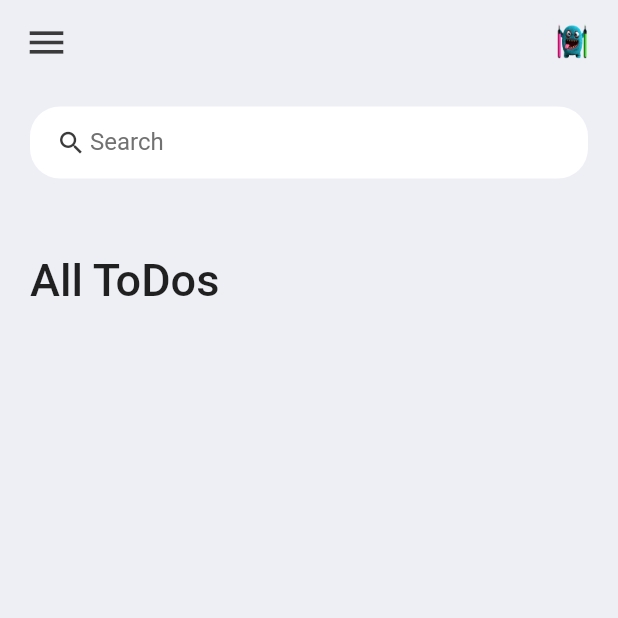
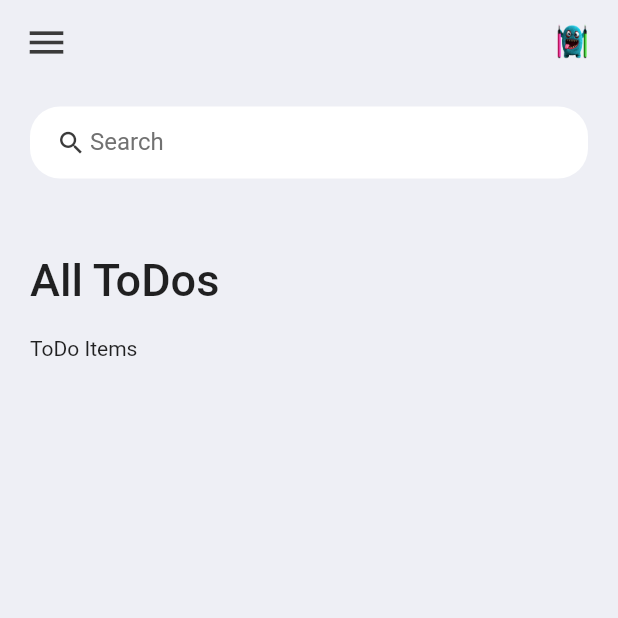
Before and after one commit to erdemgocen44/TodoList, a Flutter app: the screen it shows after launch, on a phone screen of 412 x 824 dp, the top half of it. Run offline on Flutter 3.47's test engine with Material 2 defaults, Android fonts, the phone set to English and light mode, and no system bars.

Commit message:
todo items starting

```diff
--- a/lib/screens/home.dart
+++ b/lib/screens/home.dart
@@ -1,5 +1,6 @@
 import 'package:flutter/material.dart';
 import 'package:todo/constants/color.dart';
+import 'package:todo/widgets/todo_items.dart';
 
 class Home extends StatelessWidget {
   const Home({Key? key}) : super(key: key);
@@ -26,7 +27,8 @@ class Home extends StatelessWidget {
                         fontWeight: FontWeight.w500,
                       ),
                     ),
-                  )
+                  ),
+                  TodoItems()
                 ],
               ),
             ),
```
